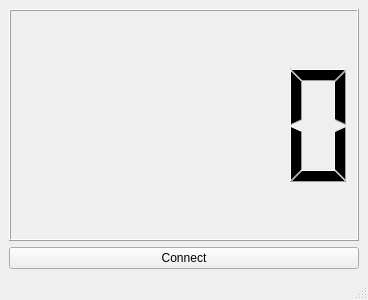
First picture: the form in ui/main_window.ui, repository adam-smashr/qt-battery-dashboard, before the edit.
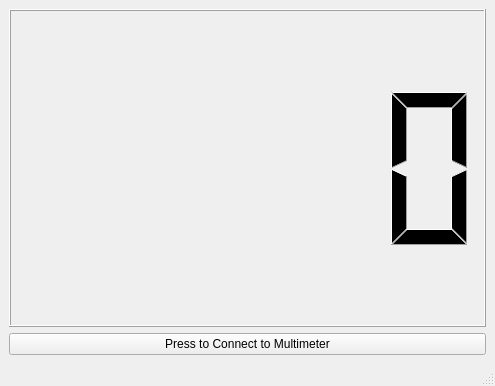
Second picture: the form after the edit.

```diff
--- a/ui/main_window.ui
+++ b/ui/main_window.ui
@@ -6,8 +6,8 @@
    <rect>
     <x>0</x>
     <y>0</y>
-    <width>368</width>
-    <height>300</height>
+    <width>495</width>
+    <height>386</height>
    </rect>
   </property>
   <property name="windowTitle">
@@ -16,12 +16,19 @@
   <widget class="QWidget" name="centralwidget">
    <layout class="QVBoxLayout" name="verticalLayout">
     <item>
-     <widget class="QLCDNumber" name="lcdNumber"/>
+     <widget class="QLCDNumber" name="lcdNumber">
+      <property name="sizePolicy">
+       <sizepolicy hsizetype="Preferred" vsizetype="Preferred">
+        <horstretch>0</horstretch>
+        <verstretch>1</verstretch>
+       </sizepolicy>
+      </property>
+     </widget>
     </item>
     <item>
      <widget class="QPushButton" name="pushButton">
       <property name="text">
-       <string>Connect</string>
+       <string>Press to Connect to Multimeter</string>
       </property>
      </widget>
     </item>
```
Left out of the diff: 4 changed lines with no effect on the pictures.
